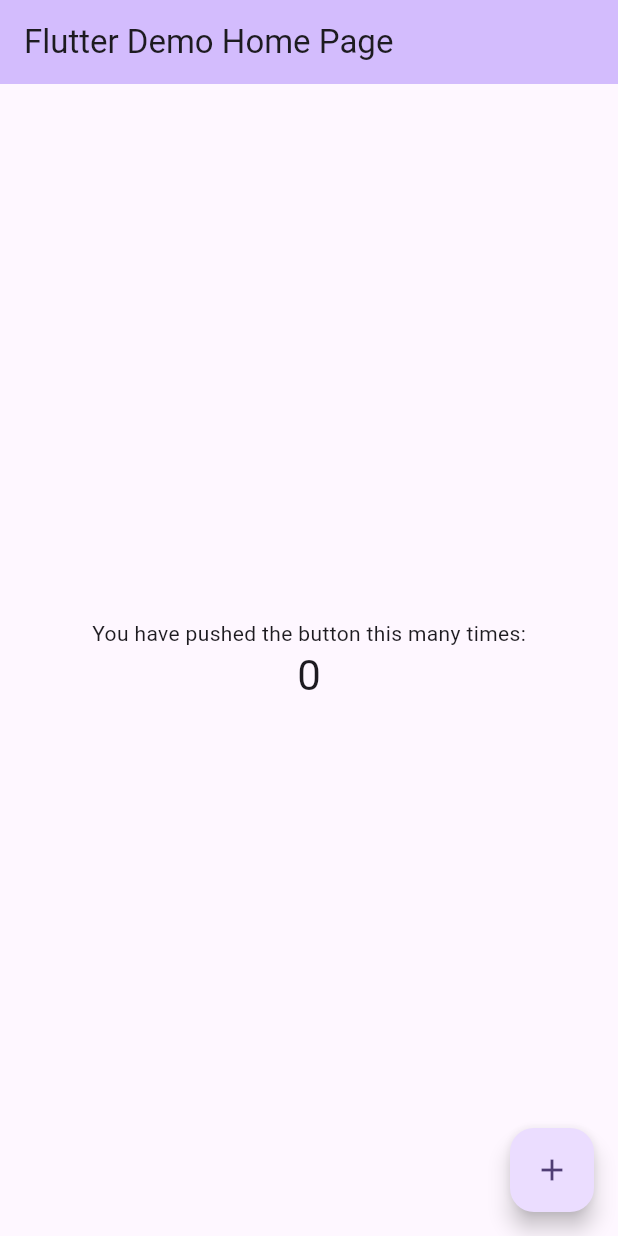
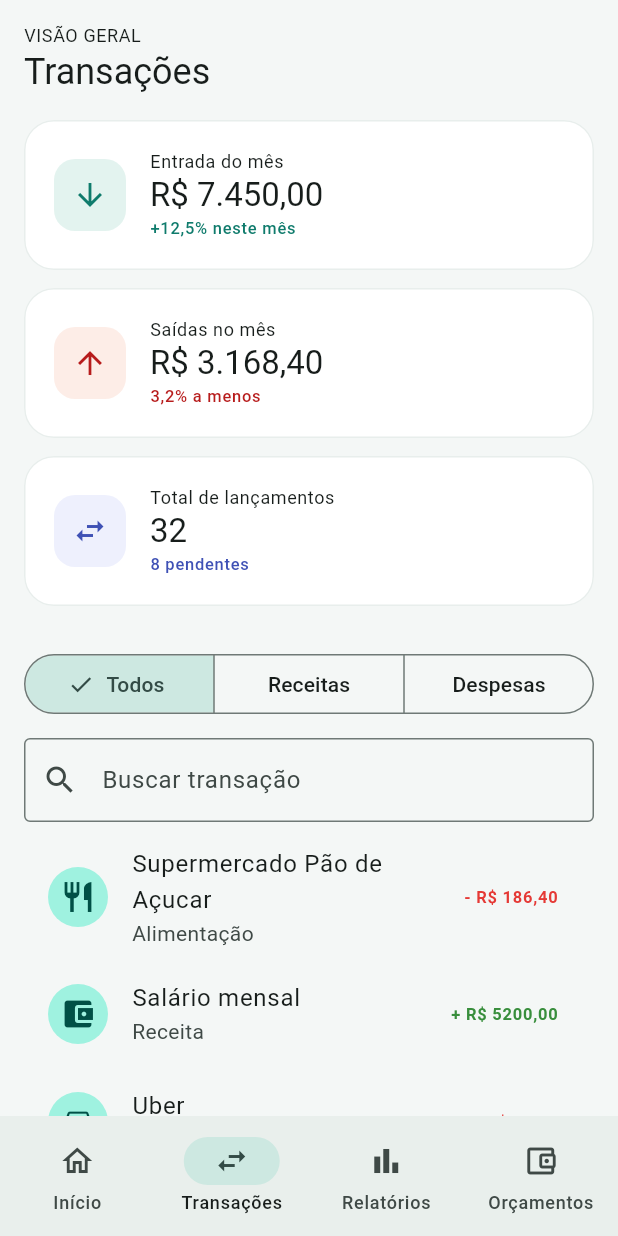
Before and after one commit to jpemigdio/controle_financeiro, a Flutter app: the screen it shows after launch, on a phone screen of 412 x 824 dp. Run offline on Flutter 3.47's test engine with Material 3 defaults, Android fonts, the phone set to English and light mode, and no system bars.

Commit message:
Divide o app em pastas e cria a tela de Transações

```diff
--- /dev/null
+++ b/lib/app_shell.dart
@@ -0,0 +1,67 @@
+import 'package:flutter/material.dart';
+import 'telas/inicio/tela_inicio.dart';
+import 'telas/transacoes/tela_transacoes.dart';
+import 'telas/relatorios/tela_relatorios.dart';
+import 'telas/orcamentos/tela_orcamentos.dart';
+
+class AppShell extends StatefulWidget {
+  const AppShell({super.key});
+
+  @override
+  State<AppShell> createState() => _AppShellState();
+}
+
+class _AppShellState extends State<AppShell> {
+  int _index = 1; //estado da classe, a tela se inicia a partir da aba 1
+
+  @override
+  Widget build(BuildContext context) {
+    return Scaffold(
+      body: SafeArea(// empurra o conteudo para longe da camera e barra de status, para nada ficar escondido
+        child: IndexedStack(
+          index: _index,
+          children: const [
+            TelaInicio(),
+            TelaTransacoes(),
+            TelaRelatorios(),
+            TelaOrcamentos(),
+          ],
+        ),
+      ),
+
+      bottomNavigationBar: NavigationBar(
+        //barra fixa embaixo
+        selectedIndex: _index,
+        onDestinationSelected: (int i) {
+          //funcao anonima
+          setState(() {
+            _index = i;
+          });
+        },
+
+        destinations: const [
+          NavigationDestination(
+            icon: Icon(Icons.home_outlined),
+            selectedIcon: Icon(Icons.home),
+            label: 'Início',
+          ),
+
+          NavigationDestination(
+            icon: Icon(Icons.swap_horiz),
+            label: 'Transações',
+          ),
+
+          NavigationDestination(
+            icon: Icon(Icons.bar_chart),
+            label: 'Relatórios',
+          ),
+
+          NavigationDestination(
+            icon: Icon(Icons.account_balance_wallet_outlined),
+            label: 'Orçamentos',
+          ),
+        ],
+      ),
+    );
+  }
+}
--- /dev/null
+++ b/lib/dados/dados_exemplo.dart
@@ -0,0 +1,14 @@
+import 'package:flutter/material.dart';
+import '../modelos/transacao.dart';
+
+// uma lista fixa de dados de exemplo de uma transação
+const transacoes = [
+  Transacao(
+    'Supermercado Pão de Açucar',
+    'Alimentação',
+    -186.40,
+    Icons.restaurant,
+  ),
+  Transacao('Salário mensal', 'Receita', 5200.00, Icons.account_balance_wallet),
+  Transacao('Uber', 'Transporte', -28.90, Icons.directions_car),
+];
--- a/lib/main.dart
+++ b/lib/main.dart
@@ -1,122 +1,32 @@
 import 'package:flutter/material.dart';
 
+import 'tema.dart';
+import './app_shell.dart';
+
+//Liga o app, o tema e a primeira tela
 void main() {
-  runApp(const MyApp());
+  runApp(const ControleFinanceiro());
 }
 
-class MyApp extends StatelessWidget {
-  const MyApp({super.key});
-
-  // This widget is the root of your application.
+class ControleFinanceiro extends StatelessWidget {
+  const ControleFinanceiro({super.key});
   @override
   Widget build(BuildContext context) {
     return MaterialApp(
-      title: 'Flutter Demo',
-      theme: ThemeData(
-        // This is the theme of your application.
-        //
-        // TRY THIS: Try running your application with "flutter run". You'll see
-        // the application has a purple toolbar. Then, without quitting the app,
-        // try changing the seedColor in the colorScheme below to Colors.green
-        // and then invoke "hot reload" (save your changes or press the "hot
-        // reload" button in a Flutter-supported IDE, or press "r" if you used
-        // the command line to start the app).
-        //
-        // Notice that the counter didn't reset back to zero; the application
-        // state is not lost during the reload. To reset the state, use hot
-        // restart instead.
-        //
-        // This works for code too, not just values: Most code changes can be
-        // tested with just a hot reload.
-        colorScheme: .fromSeed(seedColor: Colors.deepPurple),
-      ),
-      home: const MyHomePage(title: 'Flutter Demo Home Page'),
+      debugShowCheckedModeBanner: false, //tira a faixa DEBUG do canto
+      theme: criacaoTema(),
+      builder: (context, child) {
+        return ColoredBox(
+          color: const Color(0xFFE9EEEC),
+          child: Center(
+            child: ConstrainedBox(
+              constraints: const BoxConstraints(maxWidth: 480),
+              child: child,
+            ),
+          ),
+        );
+      },
+      home: const AppShell(),
     );
   }
 }
-
-class MyHomePage extends StatefulWidget {
-  const MyHomePage({super.key, required this.title});
-
-  // This widget is the home page of your application. It is stateful, meaning
-  // that it has a State object (defined below) that contains fields that affect
-  // how it looks.
-
-  // This class is the configuration for the state. It holds the values (in this
-  // case the title) provided by the parent (in this case the App widget) and
-  // used by the build method of the State. Fields in a Widget subclass are
-  // always marked "final".
-
-  final String title;
-
-  @override
-  State<MyHomePage> createState() => _MyHomePageState();
-}
-
-class _MyHomePageState extends State<MyHomePage> {
-  int _counter = 0;
-
-  void _incrementCounter() {
-    setState(() {
-      // This call to setState tells the Flutter framework that something has
-      // changed in this State, which causes it to rerun the build method below
-      // so that the display can reflect the updated values. If we changed
-      // _counter without calling setState(), then the build method would not be
-      // called again, and so nothing would appear to happen.
-      _counter++;
-    });
-  }
-
-  @override
-  Widget build(BuildContext context) {
-    // This method is rerun every time setState is called, for instance as done
-    // by the _incrementCounter method above.
-    //
-    // The Flutter framework has been optimized to make rerunning build methods
-    // fast, so that you can just rebuild anything that needs updating rather
-    // than having to individually change instances of widgets.
-    return Scaffold(
-      appBar: AppBar(
-        // TRY THIS: Try changing the color here to a specific color (to
-        // Colors.amber, perhaps?) and trigger a hot reload to see the AppBar
-        // change color while the other colors stay the same.
-        backgroundColor: Theme.of(context).colorScheme.inversePrimary,
-        // Here we take the value from the MyHomePage object that was created by
-        // the App.build method, and use it to set our appbar title.
-        title: Text(widget.title),
-      ),
-      body: Center(
-        // Center is a layout widget. It takes a single child and positions it
-        // in the middle of the parent.
-        child: Column(
-          // Column is also a layout widget. It takes a list of children and
-          // arranges them vertically. By default, it sizes itself to fit its
-          // children horizontally, and tries to be as tall as its parent.
-          //
-          // Column has various properties to control how it sizes itself and
-          // how it positions its children. Here we use mainAxisAlignment to
-          // center the children vertically; the main axis here is the vertical
-          // axis because Columns are vertical (the cross axis would be
-          // horizontal).
-          //
-          // TRY THIS: Invoke "debug painting" (choose the "Toggle Debug Paint"
-          // action in the IDE, or press "p" in the console), to see the
-          // wireframe for each widget.
-          mainAxisAlignment: .center,
-          children: [
-            const Text('You have pushed the button this many times:'),
-            Text(
-              '$_counter',
-              style: Theme.of(context).textTheme.headlineMedium,
-            ),
-          ],
-        ),
-      ),
-      floatingActionButton: FloatingActionButton(
-        onPressed: _incrementCounter,
-        tooltip: 'Increment',
-        child: const Icon(Icons.add),
-      ),
-    );
-  }
-}
--- /dev/null
+++ b/lib/modelos/transacao.dart
@@ -0,0 +1,11 @@
+import 'package:flutter/material.dart';
+
+//classe transação
+class Transacao {
+  final String nome;
+  final String categoria;
+  final double valor;
+  final IconData icone;
+
+  const Transacao(this.nome, this.categoria, this.valor, this.icone);
+}
--- /dev/null
+++ b/lib/telas/inicio/tela_inicio.dart
@@ -0,0 +1,10 @@
+import 'package:flutter/material.dart';
+
+class TelaInicio extends StatelessWidget {
+  const TelaInicio({super.key});
+
+  @override
+  Widget build(BuildContext context) {
+    return const Center(child: Text('Início'));
+  }
+}
--- /dev/null
+++ b/lib/telas/orcamentos/tela_orcamentos.dart
@@ -0,0 +1,10 @@
+import 'package:flutter/material.dart';
+
+class TelaOrcamentos extends StatelessWidget {
+  const TelaOrcamentos({super.key});
+
+  @override
+  Widget build(BuildContext context) {
+    return const Center(child: Text('Orçamentos'));
+  }
+}
--- /dev/null
+++ b/lib/telas/relatorios/tela_relatorios.dart
@@ -0,0 +1,10 @@
+import 'package:flutter/material.dart';
+
+class TelaRelatorios extends StatelessWidget {
+  const TelaRelatorios({super.key});
+
+  @override
+  Widget build(BuildContext context) {
+    return const Center(child: Text('Relatórios'));
+  }
+}
--- /dev/null
+++ b/lib/telas/transacoes/tela_transacoes.dart
@@ -0,0 +1,121 @@
+import 'package:flutter/material.dart';
+
+import '../../dados/dados_exemplo.dart';
+import '../../modelos/transacao.dart';
+import '../../widgets/cartao_resumo.dart';
+
+enum Filtro { todos, receitas, despesas }
+
+class TelaTransacoes extends StatefulWidget {
+  const TelaTransacoes({super.key});
+
+  @override
+  State<TelaTransacoes> createState() => _TelaTransacoesState();
+}
+
+class _TelaTransacoesState extends State<TelaTransacoes> {
+  Filtro _filtro = Filtro.todos;
+  String _busca = '';
+
+  List<Transacao> get _visiveis {
+    return transacoes.where((t) {
+      final passaNoFiltro = switch (_filtro) {
+        Filtro.todos => true,
+        Filtro.receitas => t.valor > 0,
+        Filtro.despesas => t.valor < 0,
+      };
+      final passaNaBusca = t.nome.toLowerCase().contains(_busca.toLowerCase());
+      return passaNoFiltro && passaNaBusca;
+    }).toList();
+  }
+
+  String _moeda(double v) {
+    return 'R\$ ${v.abs().toStringAsFixed(2).replaceAll('.', ',')}';
+  }
+
+  Widget _linha(Transacao t) {
+    final ehDespesa = t.valor < 0;
+    final cor = ehDespesa ? Colors.red.shade600 : Colors.green.shade700;
+    final sinal = ehDespesa ? '-' : '+';
+
+    return ListTile(
+      leading: CircleAvatar(child: Icon(t.icone)),
+      title: Text(t.nome),
+      subtitle: Text(t.categoria),
+      trailing: Text(
+        '$sinal ${_moeda(t.valor)}',
+        style: TextStyle(fontWeight: FontWeight.w600, color: cor),
+      ),
+    );
+  }
+
+  @override
+  Widget build(BuildContext context) {
+    final textos = Theme.of(context).textTheme;
+
+    return ListView(
+      padding: const EdgeInsets.all(16),
+      children: [
+        Text('VISÃO GERAL', style: textos.bodySmall),
+        Text('Transações', style: textos.headlineSmall),
+        const SizedBox(height: 16),
+        const CartaoResumo(
+          icone: Icons.arrow_downward,
+          titulo: 'Entrada do mês',
+          valor: 'R\$ 7.450,00',
+          observacao: '+12,5% neste mês',
+          cor: Color(0xFF0F7B6C),
+          corFundo: Color(0xFFE3F3EF),
+          corObservacao: Color(0xFF0F7B6C),
+        ),
+        const CartaoResumo(
+          icone: Icons.arrow_upward,
+          titulo: 'Saídas no mês',
+          valor: 'R\$ 3.168,40',
+          observacao: '3,2% a menos',
+          cor: Color(0xFFB71C1C),
+          corFundo: Color(0xFFFDEDE7),
+          corObservacao: Color(0xFFB71C1C),
+        ),
+        const CartaoResumo(
+          icone: Icons.swap_horiz,
+          titulo: 'Total de lançamentos',
+          valor: '32',
+          observacao: '8 pendentes',
+          cor: Color(0xFF3F51B5),
+          corFundo: Color(0xFFEEF0FD),
+          corObservacao: Color(0xFF3F51B5),
+        ),
+        const SizedBox(height: 16),
+        SegmentedButton<Filtro>(
+          segments: const [
+            ButtonSegment(value: Filtro.todos, label: Text('Todos')),
+            ButtonSegment(value: Filtro.receitas, label: Text('Receitas')),
+            ButtonSegment(value: Filtro.despesas, label: Text('Despesas')),
+          ],
+          selected: {_filtro},
+          onSelectionChanged: (Set<Filtro> escolhido) {
+            setState(() {
+              _filtro = escolhido.first;
+            });
+          },
+        ),
+        const SizedBox(height: 12),
+        TextField(
+          onChanged: (String texto) {
+            setState(() {
+              _busca = texto;
+            });
+          },
+          decoration: const InputDecoration(
+            prefixIcon: Icon(Icons.search),
+            hintText: 'Buscar transação',
+            border: OutlineInputBorder(),
+          ),
+        ),
+        const SizedBox(height: 8),
+        for (final t in _visiveis) _linha(t),
+      ],
+    );
+  }
+}
--- /dev/null
+++ b/lib/tema.dart
@@ -0,0 +1,10 @@
+import 'package:flutter/material.dart';
+
+//função simples para mudar a cor do app
+ThemeData criacaoTema() {
+  return ThemeData(
+    colorScheme: ColorScheme.fromSeed(seedColor: const Color(0xFF0F7B6C)),
+    scaffoldBackgroundColor: const Color(0xFFF4F7F6),
+    useMaterial3: true,
+  );
+}
--- /dev/null
+++ b/lib/widgets/cartao_resumo.dart
@@ -0,0 +1,69 @@
+import 'package:flutter/material.dart';
+
+class CartaoResumo extends StatelessWidget { //widget "sem estado", ele só mostra o que recebe (no caso do card)
+
+  //Construtor
+  const CartaoResumo({ //as chaves fazem os parametros serem nomeados
+    super.key,
+    required this.icone, //required é o obrigatório, se voce esquecer o dart avisa o erro
+    required this.titulo,
+    required this.valor,
+    required this.observacao,
+    required this.cor,
+    required this.corFundo,
+    this.corObservacao, //esse parametro é opcional
+  });
+
+  //Campos: guarda o que o construtor recebeu
+  final IconData icone;  //final o valor é definido uma vez e nao muda
+  final String titulo;
+  final String valor;
+  final String observacao;
+  final Color cor;
+  final Color corFundo;
+  final Color? corObservacao; // o ? significa que "pode ser null"
+
+  @override
+  Widget build(BuildContext context) {
+    final textos = Theme.of(context).textTheme; //pega os estilos de texto do tema do app
+
+    return Card( //Card é a caixa que envolve o conteudo
+      elevation: 0,
+      color: Colors.white,
+      margin: const EdgeInsets.only(bottom: 12), //espaco entre um card e outro
+      shape: RoundedRectangleBorder( //define o formato do card: cantos arredondados e borda
+        borderRadius: BorderRadius.circular(20),
+        side: const BorderSide(color: Color(0xFFE8EEEC)),
+      ),
+      child: Padding( //espaço interno entre a borda do card e o conteudo
+        padding: const EdgeInsets.all(20),
+
+        child: Row( //coloca os filhos lado a lado (horizontal): [icone] [espaco] [textos]
+          children: [
+            Container( //caixa que aceita tamanho, cor e formato
+              width: 48,
+              height: 48,
+              decoration: BoxDecoration(
+                color: corFundo, //cor que veio do parametro
+                borderRadius: BorderRadius.circular(14),
+              ),
+              child: Icon(icone, color: cor),
+            ),
+            const SizedBox(width: 16), //espaco vazio de 16px de largura
+            Column( //empilha os filhos na vertical
+              crossAxisAlignment: CrossAxisAlignment.start, //alinha os textos pela esquerda
+              children: [
+                Text(titulo, style: textos.bodySmall),
+                Text(valor, style: textos.titleLarge),
+                Text(
+                  observacao,
+                  style: textos.labelSmall?.copyWith(color: corObservacao),
+                ),
+              ],
+            ),
+          ],
+        ),
+      ),
+    );
+  }
+}
```
Also changed, not shown: pubspec.lock, 2 other files.
